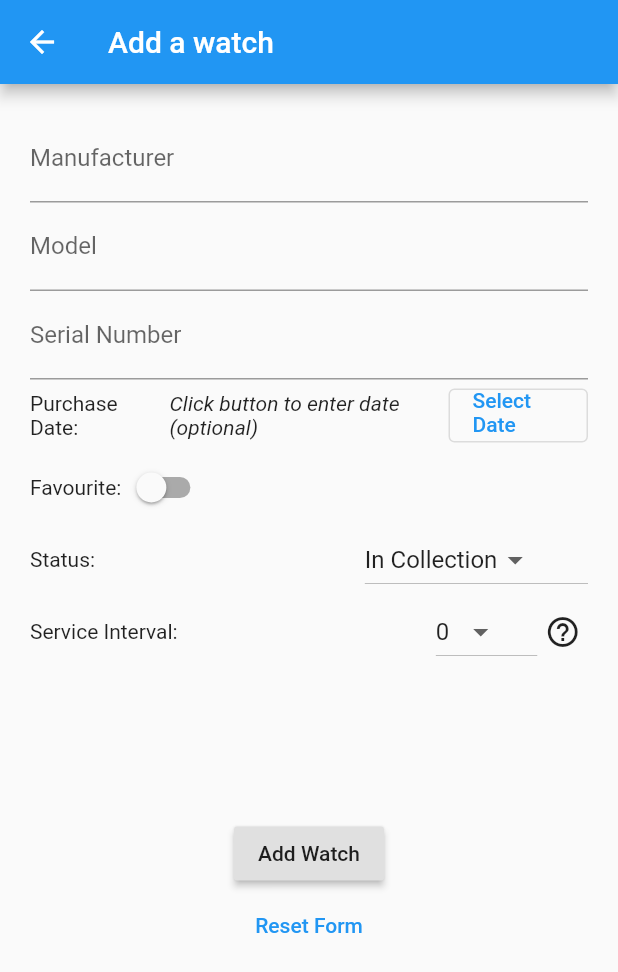
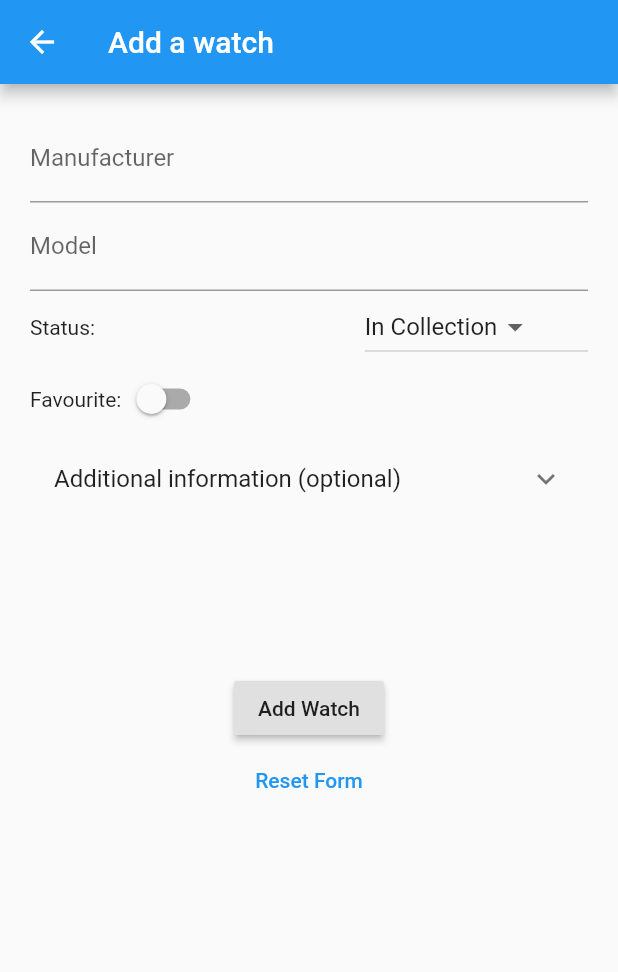
Before and after one commit to Stif-UK/WristCheck, a Flutter app: the AddWatch screen opened directly, on a phone screen of 412 x 824 dp. Shown: the top 972 px of the screen. Run offline on Flutter 3.47's test engine with Material 2 defaults, Android fonts, the phone set to English and light mode, and no system bars; our stand-ins replace get, hive, hive_flutter; accounts and stored records are empty.

Commit message:
minor layout rearrangement

```diff
--- a/lib/copy/dialogs.dart
+++ b/lib/copy/dialogs.dart
@@ -6,7 +6,7 @@ class WristCheckDialogs {
     Get.defaultDialog(
       title: "Service Interval",
       barrierDismissible: true,
-      middleText: "By setting a service interval a 'service due date' will be calculated and displayed on the Service screen of the app (as long as a purchase date or last service date is set).\n  \n "
+      middleText: "By setting a service interval a 'service due date' will be calculated and displayed on the Service screen of the app (as long as either a purchase date or last service date is set).\n  \n "
           "The value of this field can be left at zero to disable for this watch.",
 
     );
--- a/lib/ui/add_watch_widget.dart
+++ b/lib/ui/add_watch_widget.dart
@@ -25,6 +25,7 @@ class _AddWatchState extends State<AddWatch> {
   bool favourite = false;
   String _status = "In Collection";
   DateTime? _purchaseDate;
+  DateTime? _lastServicedDate;
   int _serviceInterval = 0;
 
   //Setup options for watch collection status
@@ -87,12 +88,12 @@ class _AddWatchState extends State<AddWatch> {
       children: [
         Expanded(
           flex: 3,
-          child: Text("Purchase Date:"),
+          child: Text("Purchased:"),
         ),
         // SizedBox(width: 1.0,),
         Expanded(
             flex: 6,
-            child: _purchaseDate == null ? Text("Click button to enter date (optional)",
+            child: _purchaseDate == null ? Text("No date entered",
             style: TextStyle(fontStyle: FontStyle.italic),) :Text("${DateFormat.yMMMd().format(_purchaseDate!)}"),
     ),
 
@@ -111,8 +112,7 @@ class _AddWatchState extends State<AddWatch> {
                 lastDate: DateTime(2100));
                 //if cancelled then date == null
                 if(pDate == null) return;
-                //if ok then set the value
-                // _purchaseDate = purchaseDate;
+
                 setState(() {
                   _purchaseDate = pDate;
                 });
@@ -124,6 +124,51 @@ class _AddWatchState extends State<AddWatch> {
       ],
     );
   }
+
+  //Purchase date date picker
+  Widget _buildLastServicedDateField(){
+    return Row(
+      mainAxisAlignment: MainAxisAlignment.start,
+      children: [
+        Expanded(
+          flex: 3,
+          child: Text("Last Serviced:"),
+        ),
+        // SizedBox(width: 1.0,),
+        Expanded(
+          flex: 6,
+          child: _lastServicedDate == null ? Text("No date entered",
+            style: TextStyle(fontStyle: FontStyle.italic),) :Text("${DateFormat.yMMMd().format(_lastServicedDate!)}"),
+        ),
+
+
+        // SizedBox(width: 1.0,),
+        Expanded(
+          flex: 3,
+          child: OutlinedButton(
+              style: ButtonStyle(alignment: Alignment.topCenter, ),
+
+              onPressed: () async {
+                DateTime? pDate = await showDatePicker(
+                    context: context,
+                    initialDate: DateTime.now(),
+                    firstDate: DateTime(1900),
+                    lastDate: DateTime(2100));
+                //if cancelled then date == null
+                if(pDate == null) return;
+
+                setState(() {
+                  _lastServicedDate = pDate;
+                });
+              },
+              child: Text("Select Date")),
+        ),
+
+
+      ],
+    );
+  }
+
 
   //Favourite selector toggle
   Widget _buildFavouriteRow(){
@@ -184,7 +229,7 @@ class _AddWatchState extends State<AddWatch> {
         children: [
           Expanded(
             flex: 8,
-              child:Text("Service Interval: ")
+              child:Text("Service Interval (years): ")
           ),
 
           Expanded(
@@ -239,11 +284,19 @@ class _AddWatchState extends State<AddWatch> {
             children: [
               _buildManufacturerField(),
               _buildModelField(),
-              _buildSerialNumberField(),
-              _buildPurchaseDateField(),
+              _buildStatusDropdown(),
               _buildFavouriteRow(),
-              _buildStatusDropdown(),
-              _buildServiceIntervalDropdown(),
+              ExpansionTile(title: Text("Additional information (optional)"),
+              children: [
+                _buildSerialNumberField(),
+                _buildPurchaseDateField(),
+                Divider(),
+                _buildLastServicedDateField(),
+                Divider(),
+                _buildServiceIntervalDropdown(),
+              ],
+              ),
+
 
               //Dropdown selector to capture watch status
 
```
